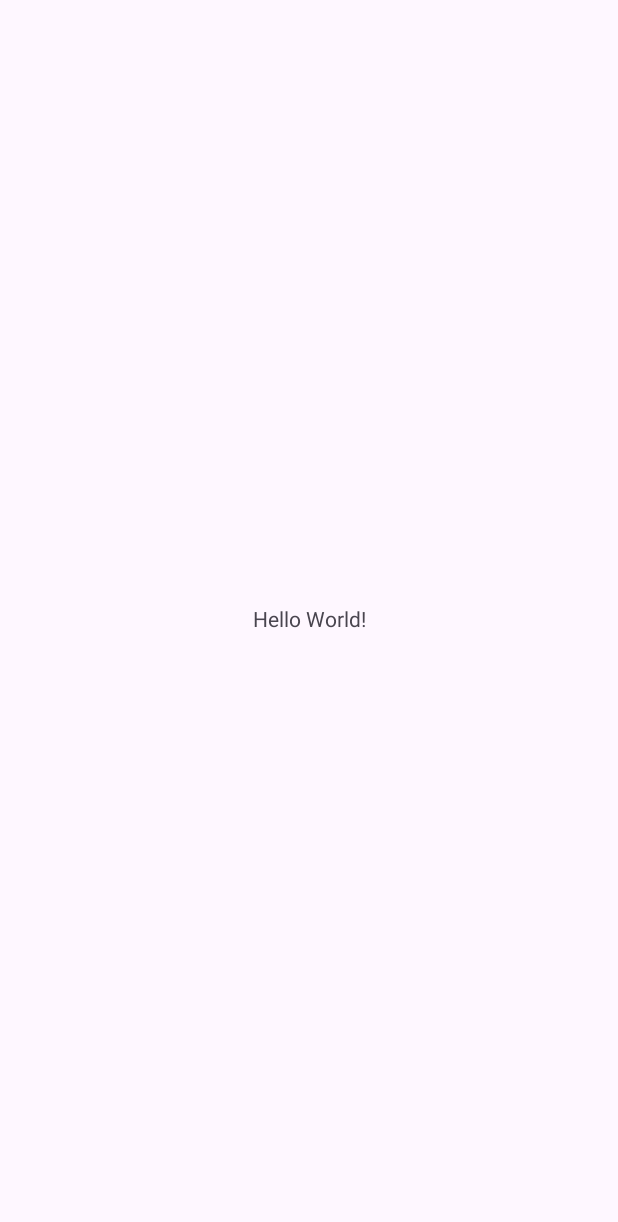
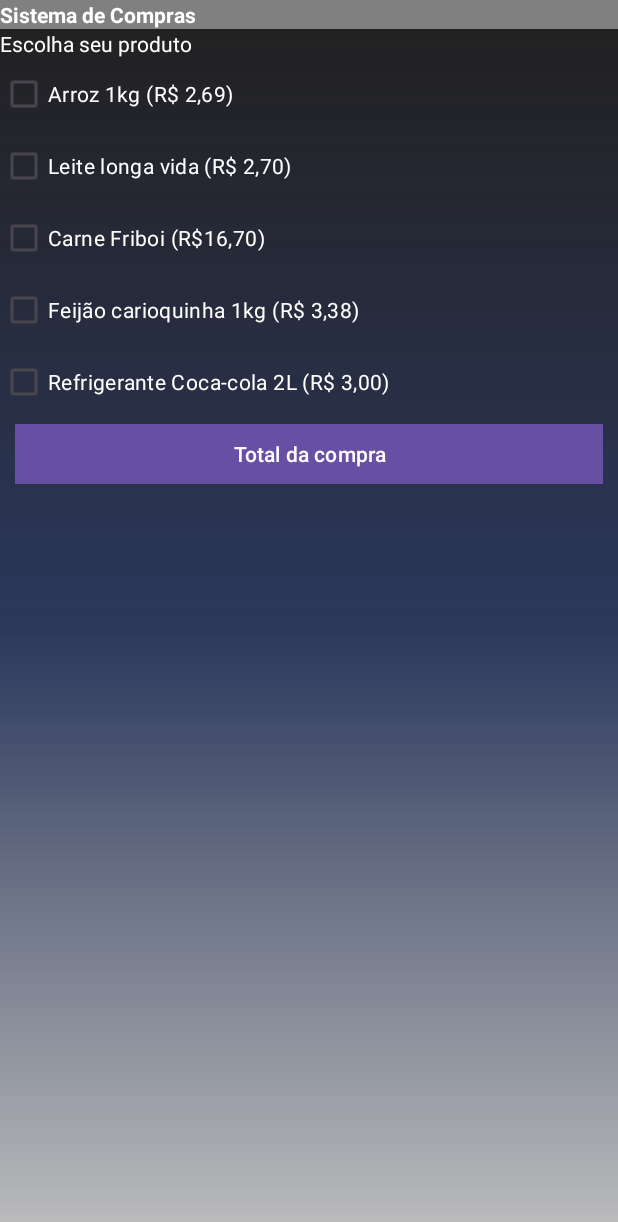
Before and after one commit to joaovictorheitz/UNICSUL-Mobile-Atividade-01, an Android app: the screen it shows after launch (MainActivity), on a phone screen of 412 x 824 dp. Before the commit the part shown is almost empty. Shown: the top 1222 px of the screen. Run offline under Robolectric (Android 15) with nearby library versions, the light colour scheme and no system bars.

Commit message:
adding components in xml

```diff
--- /dev/null
+++ b/Questao01/app/src/main/res/drawable/gradient.xml
@@ -0,0 +1,9 @@
+<?xml version="1.0" encoding="utf-8"?>
+<shape xmlns:android="http://schemas.android.com/apk/res/android">
+    <gradient
+        android:startColor="#DD000000"
+        android:centerColor="#EA19284E"
+        android:endColor="#BDBDBD"
+        android:angle="270"
+        android:type="linear" />
+</shape>
--- a/Questao01/app/src/main/res/layout/activity_main.xml
+++ b/Questao01/app/src/main/res/layout/activity_main.xml
@@ -7,13 +7,92 @@
     android:layout_height="match_parent"
     tools:context=".MainActivity">
 
-    <TextView
-        android:layout_width="wrap_content"
-        android:layout_height="wrap_content"
-        android:text="Hello World!"
+    <LinearLayout
+        android:layout_width="0dp"
+        android:layout_height="0dp"
+        android:orientation="vertical"
         app:layout_constraintBottom_toBottomOf="parent"
         app:layout_constraintEnd_toEndOf="parent"
+        app:layout_constraintHorizontal_bias="0.0"
         app:layout_constraintStart_toStartOf="parent"
-        app:layout_constraintTop_toTopOf="parent" />
+        app:layout_constraintTop_toTopOf="parent">
 
+        <TextView
+            android:id="@+id/systemTitle"
+            android:layout_width="match_parent"
+            android:layout_height="wrap_content"
+            android:background="#808080"
+            android:text="@string/systemTitle"
+            android:textColor="@color/white"
+            android:textStyle="bold" />
+
+        <LinearLayout
+            android:layout_width="match_parent"
+            android:layout_height="match_parent"
+            android:background="@drawable/gradient"
+            android:orientation="vertical">
+
+            <TextView
+                android:id="@+id/subtitle"
+                android:layout_width="match_parent"
+                android:layout_height="wrap_content"
+                android:text="@string/chooseYourProduct"
+                android:textColor="@color/white" />
+
+            <CheckBox
+                android:id="@+id/riceCheckBox"
+                android:layout_width="match_parent"
+                android:layout_height="wrap_content"
+                android:text="@string/riceCheckBoxLabel"
+                android:textColor="@color/white" />
+
+            <CheckBox
+                android:id="@+id/milkCheckBox"
+                android:layout_width="match_parent"
+                android:layout_height="wrap_content"
+                android:text="@string/milkCheckBoxLabel"
+                android:textColor="@color/white" />
+
+            <CheckBox
+                android:id="@+id/meatCheckBox"
+                android:layout_width="match_parent"
+                android:layout_height="wrap_content"
+                android:backgroundTint="#FFFFFF"
+                android:text="@string/meatCheckBoxLabel"
+                android:textColor="@color/white" />
+
+            <CheckBox
+                android:id="@+id/beanCheckBox"
+                android:layout_width="match_parent"
+                android:layout_height="wrap_content"
+                android:text="@string/beanCheckBoxLabel"
+                android:textColor="@color/white" />
+
+            <CheckBox
+                android:id="@+id/sodaCheckBox"
+                android:layout_width="match_parent"
+                android:layout_height="wrap_content"
+                android:text="@string/sodaCheckBoxLabel"
+                android:textColor="@color/white" />
+
+            <Button
+                android:id="@+id/resultButton"
+                android:layout_width="match_parent"
+                android:layout_height="wrap_content"
+                android:layout_marginLeft="10dp"
+                android:layout_marginRight="10dp"
+                android:text="@string/resultButtonLabel"
+                app:cornerRadius="0dp" />
+
+            <TextView
+                android:id="@+id/resultText"
+                android:layout_width="match_parent"
+                android:layout_height="wrap_content"
+                android:text=""
+                android:textAlignment="center"
+                android:textColor="@color/white"
+                android:textSize="32sp"
+                android:textStyle="bold" />
+        </LinearLayout>
+    </LinearLayout>
 </androidx.constraintlayout.widget.ConstraintLayout>
--- a/Questao01/app/src/main/res/values/strings.xml
+++ b/Questao01/app/src/main/res/values/strings.xml
@@ -1,3 +1,11 @@
 <resources>
     <string name="app_name">Questao01</string>
+    <string name="systemTitle">Sistema de Compras</string>
+    <string name="chooseYourProduct">Escolha seu produto</string>
+    <string name="riceCheckBoxLabel">Arroz 1kg (R$ 2,69)</string>
+    <string name="milkCheckBoxLabel">Leite longa vida (R$ 2,70)</string>
+    <string name="meatCheckBoxLabel">Carne Friboi (R$16,70)</string>
+    <string name="beanCheckBoxLabel">Feijão carioquinha 1kg (R$ 3,38)</string>
+    <string name="sodaCheckBoxLabel">Refrigerante Coca-cola 2L (R$ 3,00)</string>
+    <string name="resultButtonLabel">Total da compra</string>
 </resources>
```
